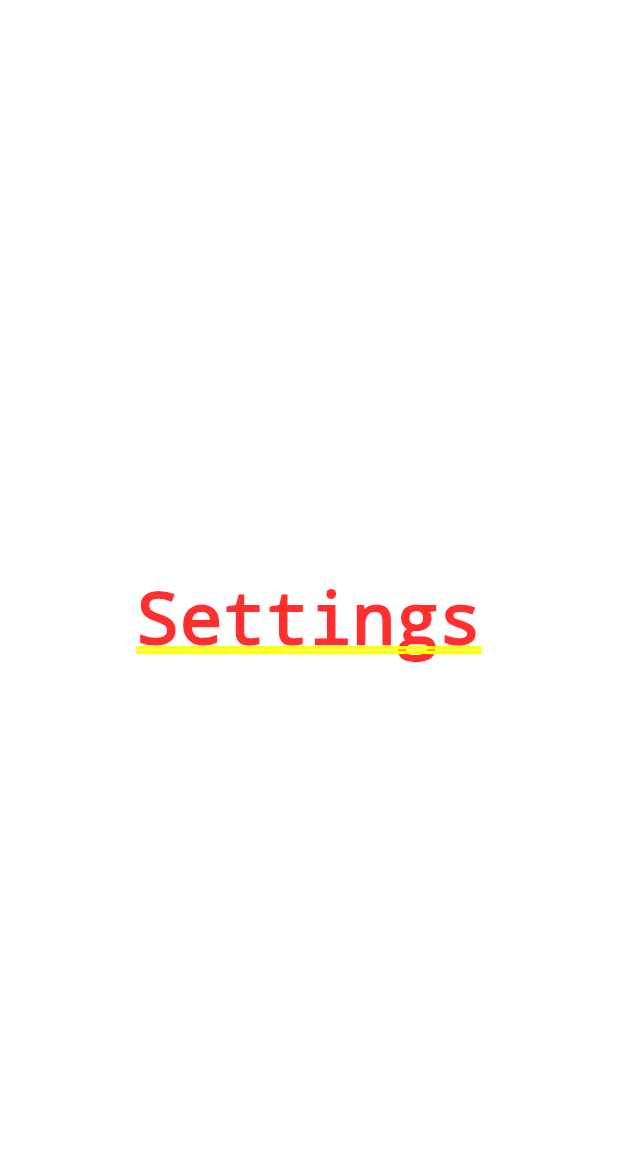
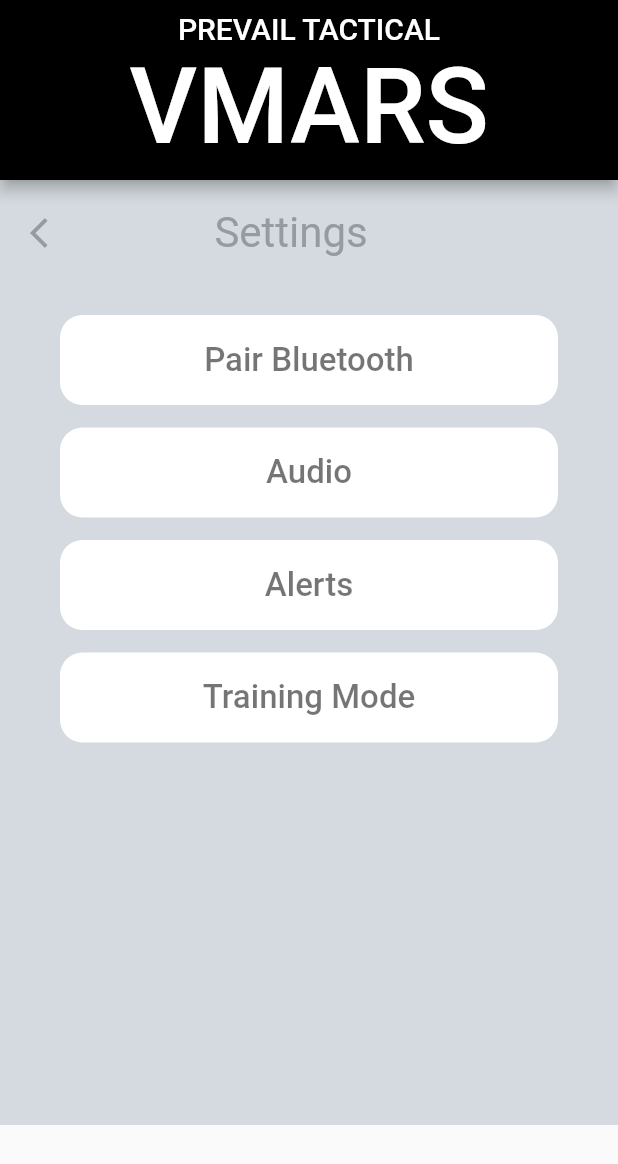
Before and after one commit to akayani976/VMARS, a Flutter app: the screen it shows after launch, after a tap on "Settings", on a phone screen of 412 x 824 dp. Shown: the top 1164 px of the screen. Run offline on Flutter 3.47's test engine with Material 2 defaults, Android fonts, the phone set to English and light mode, and no system bars; our stand-ins replace gap, get, percent_indicator.

Commit message:
Settings Page

```diff
--- a/lib/views/home_screen.dart
+++ b/lib/views/home_screen.dart
@@ -27,6 +27,7 @@
     int percent = 59;
     return Scaffold(
       appBar: AppBar(
+        automaticallyImplyLeading: false,
         backgroundColor: Colors.black,
         toolbarHeight: AppLayout.getHeight(130),
         title: Center(
@@ -48,7 +49,8 @@
           ),
         ),
       ),
-      body: Column(
+      body: SingleChildScrollView(
+        child: Column(
           children: [
             Container(
               height: AppLayout.getHeight(360),
@@ -194,6 +196,7 @@
             ),
           ],
         ),
+      ),
     );
   }
 }
--- a/lib/views/settings_screen.dart
+++ b/lib/views/settings_screen.dart
@@ -1,13 +1,89 @@
 import 'package:flutter/material.dart';
+import 'package:gap/gap.dart';
+import 'package:get/get.dart';
+import 'package:vmar/AppLayout/button.dart';
+import 'package:vmar/AppLayout/getx.dart';
+import 'package:vmar/views/home_screen.dart';
 
 class SettingsPage extends StatelessWidget {
   const SettingsPage({super.key});
 
   @override
   Widget build(BuildContext context) {
-    return Container(
-      color: Colors.white,
-      child: const Center(child: Text("Settings")),
+    return Scaffold(
+      appBar: AppBar(
+        automaticallyImplyLeading: false,
+        backgroundColor: Colors.black,
+        toolbarHeight: AppLayout.getHeight(120),
+        title: Center(
+          child: Column(
+            children: [
+              Text(
+                'PREVAIL TACTICAL',
+                style: TextStyle(fontSize: AppLayout.getHeight(20)),
+              ),
+              Text(
+                'VMARS',
+                style: TextStyle(fontSize: AppLayout.getHeight(70)),
+              ),
+            ],
+          ),
+        ),
+      ),
+      body: SingleChildScrollView(
+        child: Container(
+          color: const Color.fromARGB(255, 213, 218, 224),
+          height: AppLayout.getHeight(630),
+          child: Column(
+            children: [
+              Row(
+                children: [
+                  Container(
+                    padding: EdgeInsets.only(left: AppLayout.getWidth(20)),
+                    height: AppLayout.getHeight(70),
+                    child: GestureDetector(
+                      onTap: () {
+                        Get.to(const HomePage());
+                      },
+                      child: const Icon(
+                        Icons.arrow_back_ios,
+                        color: Color.fromARGB(255, 150, 155, 162),
+                      ),
+                    ),
+                  ),
+                  SizedBox(
+                    width: AppLayout.getWidth(300),
+                    height: AppLayout.getHeight(70),
+                    child: const Center(
+                        child: Text(
+                      'Settings',
+                      style: TextStyle(
+                          fontSize: 28,
+                          color: Color.fromARGB(255, 150, 155, 162)),
+                    )),
+                  )
+                ],
+              ),
+              Container(
+                padding:
+                    EdgeInsets.symmetric(horizontal: AppLayout.getWidth(40)),
+                child: Column(
+                  children: [
+                    Gap(AppLayout.getHeight(20)),
+                    const AppButton(text: 'Pair Bluetooth'),
+                    Gap(AppLayout.getHeight(15)),
+                    const AppButton(text: 'Audio'),
+                    Gap(AppLayout.getHeight(15)),
+                    const AppButton(text: 'Alerts'),
+                    Gap(AppLayout.getHeight(15)),
+                    const AppButton(text: 'Training Mode'),
+                  ],
+                ),
+              ),
+            ],
+          ),
+        ),
+      ),
     );
   }
 }
```
Lines whose indentation alone changed are shown as unchanged.
